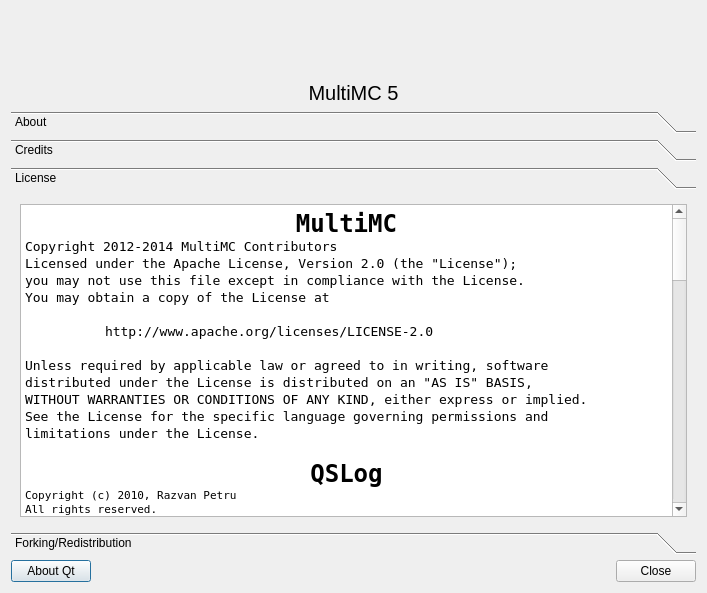
Old version of the form application/dialogs/AboutDialog.ui in the repository fitemem8/MultiMC5.
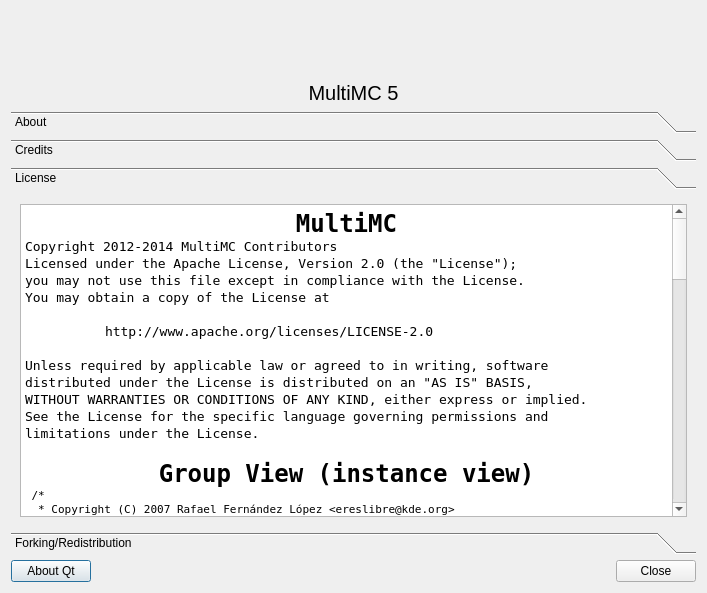
New version of the form. The open tabs and pages were chosen to show the change.

Commit message: NOISSUE remove licenses of components no longer present

Patch:
```diff
--- a/application/dialogs/AboutDialog.ui
+++ b/application/dialogs/AboutDialog.ui
@@ -300,32 +300,6 @@
 &lt;p style=&quot; margin-top:0px; margin-bottom:0px; margin-left:0px; margin-right:0px; -qt-block-indent:0; text-indent:0px;&quot;&gt;&lt;span style=&quot; font-size:10pt;&quot;&gt;See the License for the specific language governing permissions and&lt;/span&gt;&lt;/p&gt;
 &lt;p style=&quot; margin-top:0px; margin-bottom:0px; margin-left:0px; margin-right:0px; -qt-block-indent:0; text-indent:0px;&quot;&gt;&lt;span style=&quot; font-size:10pt;&quot;&gt;limitations under the License.&lt;/span&gt;&lt;/p&gt;
 &lt;p style=&quot;-qt-paragraph-type:empty; margin-top:0px; margin-bottom:0px; margin-left:0px; margin-right:0px; -qt-block-indent:0; text-indent:0px; font-size:10pt;&quot;&gt;&lt;br /&gt;&lt;/p&gt;
-&lt;p align=&quot;center&quot; style=&quot; margin-top:0px; margin-bottom:0px; margin-left:0px; margin-right:0px; -qt-block-indent:0; text-indent:0px;&quot;&gt;&lt;span style=&quot; font-family:'Bitstream Vera Sans'; font-size:18pt; font-weight:600;&quot;&gt;QSLog&lt;/span&gt;&lt;/p&gt;
-&lt;p style=&quot; margin-top:0px; margin-bottom:0px; margin-left:0px; margin-right:0px; -qt-block-indent:0; text-indent:0px;&quot;&gt;&lt;span style=&quot; font-size:8pt;&quot;&gt;Copyright (c) 2010, Razvan Petru&lt;/span&gt;&lt;/p&gt;
-&lt;p style=&quot; margin-top:0px; margin-bottom:0px; margin-left:0px; margin-right:0px; -qt-block-indent:0; text-indent:0px;&quot;&gt;&lt;span style=&quot; font-size:8pt;&quot;&gt;All rights reserved.&lt;/span&gt;&lt;/p&gt;
-&lt;p style=&quot;-qt-paragraph-type:empty; margin-top:0px; margin-bottom:0px; margin-left:0px; margin-right:0px; -qt-block-indent:0; text-indent:0px; font-size:8pt;&quot;&gt;&lt;br /&gt;&lt;/p&gt;
-&lt;p style=&quot; margin-top:0px; margin-bottom:0px; margin-left:0px; margin-right:0px; -qt-block-indent:0; text-indent:0px;&quot;&gt;&lt;span style=&quot; font-size:8pt;&quot;&gt;Redistribution and use in source and binary forms, with or without modification,&lt;/span&gt;&lt;/p&gt;
-&lt;p style=&quot; margin-top:0px; margin-bottom:0px; margin-left:0px; margin-right:0px; -qt-block-indent:0; text-indent:0px;&quot;&gt;&lt;span style=&quot; font-size:8pt;&quot;&gt;are permitted provided that the following conditions are met:&lt;/span&gt;&lt;/p&gt;
-&lt;p style=&quot;-qt-paragraph-type:empty; margin-top:0px; margin-bottom:0px; margin-left:0px; margin-right:0px; -qt-block-indent:0; text-indent:0px; font-size:8pt;&quot;&gt;&lt;br /&gt;&lt;/p&gt;
-&lt;p style=&quot; margin-top:0px; margin-bottom:0px; margin-left:0px; margin-right:0px; -qt-block-indent:0; text-indent:0px;&quot;&gt;&lt;span style=&quot; font-size:8pt;&quot;&gt;*	Redistributions of source code must retain the above copyright notice, this&lt;/span&gt;&lt;/p&gt;
-&lt;p style=&quot; margin-top:0px; margin-bottom:0px; margin-left:0px; margin-right:0px; -qt-block-indent:0; text-indent:0px;&quot;&gt;&lt;span style=&quot; font-size:8pt;&quot;&gt;	list of conditions and the following disclaimer.&lt;/span&gt;&lt;/p&gt;
-&lt;p style=&quot; margin-top:0px; margin-bottom:0px; margin-left:0px; margin-right:0px; -qt-block-indent:0; text-indent:0px;&quot;&gt;&lt;span style=&quot; font-size:8pt;&quot;&gt;*	Redistributions in binary form must reproduce the above copyright notice, this&lt;/span&gt;&lt;/p&gt;
-&lt;p style=&quot; margin-top:0px; margin-bottom:0px; margin-left:0px; margin-right:0px; -qt-block-indent:0; text-indent:0px;&quot;&gt;&lt;span style=&quot; font-size:8pt;&quot;&gt;	list of conditions and the following disclaimer in the documentation and/or other&lt;/span&gt;&lt;/p&gt;
-&lt;p style=&quot; margin-top:0px; margin-bottom:0px; margin-left:0px; margin-right:0px; -qt-block-indent:0; text-indent:0px;&quot;&gt;&lt;span style=&quot; font-size:8pt;&quot;&gt;	materials provided with the distribution.&lt;/span&gt;&lt;/p&gt;
-&lt;p style=&quot; margin-top:0px; margin-bottom:0px; margin-left:0px; margin-right:0px; -qt-block-indent:0; text-indent:0px;&quot;&gt;&lt;span style=&quot; font-size:8pt;&quot;&gt;*	The name of the contributors may not be used to endorse or promote products&lt;/span&gt;&lt;/p&gt;
-&lt;p style=&quot; margin-top:0px; margin-bottom:0px; margin-left:0px; margin-right:0px; -qt-block-indent:0; text-indent:0px;&quot;&gt;&lt;span style=&quot; font-size:8pt;&quot;&gt;	derived from this software without specific prior written permission.&lt;/span&gt;&lt;/p&gt;
-&lt;p style=&quot;-qt-paragraph-type:empty; margin-top:0px; margin-bottom:0px; margin-left:0px; margin-right:0px; -qt-block-indent:0; text-indent:0px; font-size:8pt;&quot;&gt;&lt;br /&gt;&lt;/p&gt;
-&lt;p style=&quot; margin-top:0px; margin-bottom:0px; margin-left:0px; margin-right:0px; -qt-block-indent:0; text-indent:0px;&quot;&gt;&lt;span style=&quot; font-size:8pt;&quot;&gt;THIS SOFTWARE IS PROVIDED BY THE COPYRIGHT HOLDERS AND CONTRIBUTORS &amp;quot;AS IS&amp;quot; AND&lt;/span&gt;&lt;/p&gt;
-&lt;p style=&quot; margin-top:0px; margin-bottom:0px; margin-left:0px; margin-right:0px; -qt-block-indent:0; text-indent:0px;&quot;&gt;&lt;span style=&quot; font-size:8pt;&quot;&gt;ANY EXPRESS OR IMPLIED WARRANTIES, INCLUDING, BUT NOT LIMITED TO, THE IMPLIED&lt;/span&gt;&lt;/p&gt;
-&lt;p style=&quot; margin-top:0px; margin-bottom:0px; margin-left:0px; margin-right:0px; -qt-block-indent:0; text-indent:0px;&quot;&gt;&lt;span style=&quot; font-size:8pt;&quot;&gt;WARRANTIES OF MERCHANTABILITY AND FITNESS FOR A PARTICULAR PURPOSE ARE DISCLAIMED.&lt;/span&gt;&lt;/p&gt;
-&lt;p style=&quot; margin-top:0px; margin-bottom:0px; margin-left:0px; margin-right:0px; -qt-block-indent:0; text-indent:0px;&quot;&gt;&lt;span style=&quot; font-size:8pt;&quot;&gt;IN NO EVENT SHALL THE COPYRIGHT HOLDER OR CONTRIBUTORS BE LIABLE FOR ANY DIRECT,&lt;/span&gt;&lt;/p&gt;
-&lt;p style=&quot; margin-top:0px; margin-bottom:0px; margin-left:0px; margin-right:0px; -qt-block-indent:0; text-indent:0px;&quot;&gt;&lt;span style=&quot; font-size:8pt;&quot;&gt;INDIRECT, INCIDENTAL, SPECIAL, EXEMPLARY, OR CONSEQUENTIAL DAMAGES (INCLUDING,&lt;/span&gt;&lt;/p&gt;
-&lt;p style=&quot; margin-top:0px; margin-bottom:0px; margin-left:0px; margin-right:0px; -qt-block-indent:0; text-indent:0px;&quot;&gt;&lt;span style=&quot; font-size:8pt;&quot;&gt;BUT NOT LIMITED TO, PROCUREMENT OF SUBSTITUTE GOODS OR SERVICES; LOSS OF USE,&lt;/span&gt;&lt;/p&gt;
-&lt;p style=&quot; margin-top:0px; margin-bottom:0px; margin-left:0px; margin-right:0px; -qt-block-indent:0; text-indent:0px;&quot;&gt;&lt;span style=&quot; font-size:8pt;&quot;&gt;DATA, OR PROFITS; OR BUSINESS INTERRUPTION) HOWEVER CAUSED AND ON ANY THEORY OF&lt;/span&gt;&lt;/p&gt;
-&lt;p style=&quot; margin-top:0px; margin-bottom:0px; margin-left:0px; margin-right:0px; -qt-block-indent:0; text-indent:0px;&quot;&gt;&lt;span style=&quot; font-size:8pt;&quot;&gt;LIABILITY, WHETHER IN CONTRACT, STRICT LIABILITY, OR TORT (INCLUDING NEGLIGENCE&lt;/span&gt;&lt;/p&gt;
-&lt;p style=&quot; margin-top:0px; margin-bottom:0px; margin-left:0px; margin-right:0px; -qt-block-indent:0; text-indent:0px;&quot;&gt;&lt;span style=&quot; font-size:8pt;&quot;&gt;OR OTHERWISE) ARISING IN ANY WAY OUT OF THE USE OF THIS SOFTWARE, EVEN IF ADVISED&lt;/span&gt;&lt;/p&gt;
-&lt;p style=&quot; margin-top:0px; margin-bottom:0px; margin-left:0px; margin-right:0px; -qt-block-indent:0; text-indent:0px;&quot;&gt;&lt;span style=&quot; font-size:8pt;&quot;&gt;OF THE POSSIBILITY OF SUCH DAMAGE.&lt;/span&gt;&lt;/p&gt;
-&lt;p style=&quot;-qt-paragraph-type:empty; margin-top:0px; margin-bottom:0px; margin-left:0px; margin-right:0px; -qt-block-indent:0; text-indent:0px; font-size:8pt;&quot;&gt;&lt;br /&gt;&lt;/p&gt;
 &lt;p align=&quot;center&quot; style=&quot; margin-top:0px; margin-bottom:0px; margin-left:0px; margin-right:0px; -qt-block-indent:0; text-indent:0px;&quot;&gt;&lt;span style=&quot; font-family:'Bitstream Vera Sans'; font-size:18pt; font-weight:600;&quot;&gt;Group View (instance view)&lt;/span&gt;&lt;/p&gt;
 &lt;p style=&quot; margin-top:0px; margin-bottom:0px; margin-left:0px; margin-right:0px; -qt-block-indent:0; text-indent:0px;&quot;&gt;&lt;span style=&quot; font-size:8pt;&quot;&gt; /*&lt;/span&gt;&lt;/p&gt;
 &lt;p style=&quot; margin-top:0px; margin-bottom:0px; margin-left:0px; margin-right:0px; -qt-block-indent:0; text-indent:0px;&quot;&gt;&lt;span style=&quot; font-size:8pt;&quot;&gt;  * Copyright (C) 2007 Rafael Fernández López &amp;lt;ereslibre@kde.org&amp;gt;&lt;/span&gt;&lt;/p&gt;
@@ -364,34 +338,7 @@
 &lt;p style=&quot;-qt-paragraph-type:empty; margin-top:0px; margin-bottom:0px; margin-left:0px; margin-right:0px; -qt-block-indent:0; text-indent:0px; font-size:10pt;&quot;&gt;&lt;br /&gt;&lt;/p&gt;
 &lt;p style=&quot; margin-top:0px; margin-bottom:0px; margin-left:0px; margin-right:0px; -qt-block-indent:0; text-indent:0px;&quot;&gt;&lt;a href=&quot;http://adamwhitcroft.com/batch/&quot;&gt;&lt;span style=&quot; text-decoration: underline; color:#68a0df;&quot;&gt;http://adamwhitcroft.com/batch/&lt;/span&gt;&lt;/a&gt;&lt;/p&gt;
 &lt;p style=&quot;-qt-paragraph-type:empty; margin-top:0px; margin-bottom:0px; margin-left:0px; margin-right:0px; -qt-block-indent:0; text-indent:0px; font-size:10pt;&quot;&gt;&lt;br /&gt;&lt;/p&gt;
-&lt;p align=&quot;center&quot; style=&quot; margin-top:0px; margin-bottom:0px; margin-left:0px; margin-right:0px; -qt-block-indent:0; text-indent:0px;&quot;&gt;&lt;span style=&quot; font-family:'Bitstream Vera Sans'; font-size:18pt; font-weight:600;&quot;&gt;Pack200&lt;/span&gt;&lt;/p&gt;
-&lt;p style=&quot; margin-top:0px; margin-bottom:0px; margin-left:0px; margin-right:0px; -qt-block-indent:0; text-indent:0px;&quot;&gt;&lt;span style=&quot; font-size:8pt;&quot;&gt;The GNU General Public License (GPL)&lt;/span&gt;&lt;/p&gt;
-&lt;p style=&quot;-qt-paragraph-type:empty; margin-top:0px; margin-bottom:0px; margin-left:0px; margin-right:0px; -qt-block-indent:0; text-indent:0px; font-size:8pt;&quot;&gt;&lt;br /&gt;&lt;/p&gt;
-&lt;p style=&quot; margin-top:0px; margin-bottom:0px; margin-left:0px; margin-right:0px; -qt-block-indent:0; text-indent:0px;&quot;&gt;&lt;span style=&quot; font-size:8pt;&quot;&gt;Version 2, June 1991&lt;/span&gt;&lt;/p&gt;
-&lt;p style=&quot;-qt-paragraph-type:empty; margin-top:0px; margin-bottom:0px; margin-left:0px; margin-right:0px; -qt-block-indent:0; text-indent:0px; font-size:8pt;&quot;&gt;&lt;br /&gt;&lt;/p&gt;
-&lt;p style=&quot; margin-top:0px; margin-bottom:0px; margin-left:0px; margin-right:0px; -qt-block-indent:0; text-indent:0px;&quot;&gt;&lt;span style=&quot; font-size:8pt;&quot;&gt;+ &amp;quot;CLASSPATH&amp;quot; EXCEPTION TO THE GPL&lt;/span&gt;&lt;/p&gt;
-&lt;p style=&quot;-qt-paragraph-type:empty; margin-top:0px; margin-bottom:0px; margin-left:0px; margin-right:0px; -qt-block-indent:0; text-indent:0px; font-size:8pt;&quot;&gt;&lt;br /&gt;&lt;/p&gt;
-&lt;p style=&quot; margin-top:0px; margin-bottom:0px; margin-left:0px; margin-right:0px; -qt-block-indent:0; text-indent:0px;&quot;&gt;&lt;span style=&quot; font-size:8pt;&quot;&gt;Certain source files distributed by Oracle America and/or its affiliates are&lt;/span&gt;&lt;/p&gt;
-&lt;p style=&quot; margin-top:0px; margin-bottom:0px; margin-left:0px; margin-right:0px; -qt-block-indent:0; text-indent:0px;&quot;&gt;&lt;span style=&quot; font-size:8pt;&quot;&gt;subject to the following clarification and special exception to the GPL, but&lt;/span&gt;&lt;/p&gt;
-&lt;p style=&quot; margin-top:0px; margin-bottom:0px; margin-left:0px; margin-right:0px; -qt-block-indent:0; text-indent:0px;&quot;&gt;&lt;span style=&quot; font-size:8pt;&quot;&gt;only where Oracle has expressly included in the particular source file's header&lt;/span&gt;&lt;/p&gt;
-&lt;p style=&quot; margin-top:0px; margin-bottom:0px; margin-left:0px; margin-right:0px; -qt-block-indent:0; text-indent:0px;&quot;&gt;&lt;span style=&quot; font-size:8pt;&quot;&gt;the words &amp;quot;Oracle designates this particular file as subject to the &amp;quot;Classpath&amp;quot;&lt;/span&gt;&lt;/p&gt;
-&lt;p style=&quot; margin-top:0px; margin-bottom:0px; margin-left:0px; margin-right:0px; -qt-block-indent:0; text-indent:0px;&quot;&gt;&lt;span style=&quot; font-size:8pt;&quot;&gt;exception as provided by Oracle in the LICENSE file that accompanied this code.&amp;quot;&lt;/span&gt;&lt;/p&gt;
-&lt;p style=&quot;-qt-paragraph-type:empty; margin-top:0px; margin-bottom:0px; margin-left:0px; margin-right:0px; -qt-block-indent:0; text-indent:0px; font-size:8pt;&quot;&gt;&lt;br /&gt;&lt;/p&gt;
-&lt;p style=&quot; margin-top:0px; margin-bottom:0px; margin-left:0px; margin-right:0px; -qt-block-indent:0; text-indent:0px;&quot;&gt;&lt;span style=&quot; font-size:8pt;&quot;&gt;    Linking this library statically or dynamically with other modules is making&lt;/span&gt;&lt;/p&gt;
-&lt;p style=&quot; margin-top:0px; margin-bottom:0px; margin-left:0px; margin-right:0px; -qt-block-indent:0; text-indent:0px;&quot;&gt;&lt;span style=&quot; font-size:8pt;&quot;&gt;    a combined work based on this library.  Thus, the terms and conditions of&lt;/span&gt;&lt;/p&gt;
-&lt;p style=&quot; margin-top:0px; margin-bottom:0px; margin-left:0px; margin-right:0px; -qt-block-indent:0; text-indent:0px;&quot;&gt;&lt;span style=&quot; font-size:8pt;&quot;&gt;    the GNU General Public License cover the whole combination.&lt;/span&gt;&lt;/p&gt;
-&lt;p style=&quot;-qt-paragraph-type:empty; margin-top:0px; margin-bottom:0px; margin-left:0px; margin-right:0px; -qt-block-indent:0; text-indent:0px; font-size:8pt;&quot;&gt;&lt;br /&gt;&lt;/p&gt;
-&lt;p style=&quot; margin-top:0px; margin-bottom:0px; margin-left:0px; margin-right:0px; -qt-block-indent:0; text-indent:0px;&quot;&gt;&lt;span style=&quot; font-size:8pt;&quot;&gt;    As a special exception, the copyright holders of this library give you&lt;/span&gt;&lt;/p&gt;
-&lt;p style=&quot; margin-top:0px; margin-bottom:0px; margin-left:0px; margin-right:0px; -qt-block-indent:0; text-indent:0px;&quot;&gt;&lt;span style=&quot; font-size:8pt;&quot;&gt;    permission to link this library with independent modules to produce an&lt;/span&gt;&lt;/p&gt;
-&lt;p style=&quot; margin-top:0px; margin-bottom:0px; margin-left:0px; margin-right:0px; -qt-block-indent:0; text-indent:0px;&quot;&gt;&lt;span style=&quot; font-size:8pt;&quot;&gt;    executable, regardless of the license terms of these independent modules,&lt;/span&gt;&lt;/p&gt;
-&lt;p style=&quot; margin-top:0px; margin-bottom:0px; margin-left:0px; margin-right:0px; -qt-block-indent:0; text-indent:0px;&quot;&gt;&lt;span style=&quot; font-size:8pt;&quot;&gt;    and to copy and distribute the resulting executable under terms of your&lt;/span&gt;&lt;/p&gt;
-&lt;p style=&quot; margin-top:0px; margin-bottom:0px; margin-left:0px; margin-right:0px; -qt-block-indent:0; text-indent:0px;&quot;&gt;&lt;span style=&quot; font-size:8pt;&quot;&gt;    choice, provided that you also meet, for each linked independent module,&lt;/span&gt;&lt;/p&gt;
-&lt;p style=&quot; margin-top:0px; margin-bottom:0px; margin-left:0px; margin-right:0px; -qt-block-indent:0; text-indent:0px;&quot;&gt;&lt;span style=&quot; font-size:8pt;&quot;&gt;    the terms and conditions of the license of that module.  An independent&lt;/span&gt;&lt;/p&gt;
-&lt;p style=&quot; margin-top:0px; margin-bottom:0px; margin-left:0px; margin-right:0px; -qt-block-indent:0; text-indent:0px;&quot;&gt;&lt;span style=&quot; font-size:8pt;&quot;&gt;    module is a module which is not derived from or based on this library.  If&lt;/span&gt;&lt;/p&gt;
-&lt;p style=&quot; margin-top:0px; margin-bottom:0px; margin-left:0px; margin-right:0px; -qt-block-indent:0; text-indent:0px;&quot;&gt;&lt;span style=&quot; font-size:8pt;&quot;&gt;    you modify this library, you may extend this exception to your version of&lt;/span&gt;&lt;/p&gt;
-&lt;p style=&quot; margin-top:0px; margin-bottom:0px; margin-left:0px; margin-right:0px; -qt-block-indent:0; text-indent:0px;&quot;&gt;&lt;span style=&quot; font-size:8pt;&quot;&gt;    the library, but you are not obligated to do so.  If you do not wish to do&lt;/span&gt;&lt;/p&gt;
-&lt;p style=&quot; margin-top:0px; margin-bottom:0px; margin-left:0px; margin-right:0px; -qt-block-indent:0; text-indent:0px;&quot;&gt;&lt;span style=&quot; font-size:8pt;&quot;&gt;    so, delete this exception statement from your version.&lt;/span&gt;&lt;/p&gt;
-&lt;p style=&quot;-qt-paragraph-type:empty; margin-top:0px; margin-bottom:0px; margin-left:0px; margin-right:0px; -qt-block-indent:0; text-indent:0px; font-size:8pt;&quot;&gt;&lt;br /&gt;&lt;/p&gt;
+&lt;p style=&quot;-qt-paragraph-type:empty; margin-top:0px; margin-bottom:0px; margin-left:0px; margin-right:0px; -qt-block-indent:0; text-indent:0px;&quot;&gt;&lt;br /&gt;&lt;/p&gt;
 &lt;p align=&quot;center&quot; style=&quot; margin-top:0px; margin-bottom:0px; margin-left:0px; margin-right:0px; -qt-block-indent:0; text-indent:0px;&quot;&gt;&lt;span style=&quot; font-family:'Bitstream Vera Sans'; font-size:18pt; font-weight:600;&quot;&gt;Quazip&lt;/span&gt;&lt;/p&gt;
 &lt;p style=&quot; margin-top:0px; margin-bottom:0px; margin-left:0px; margin-right:0px; -qt-block-indent:0; text-indent:0px;&quot;&gt;&lt;span style=&quot; font-size:8pt;&quot;&gt;Copyright (C) 2005-2011 Sergey A. Tachenov&lt;/span&gt;&lt;/p&gt;
 &lt;p style=&quot;-qt-paragraph-type:empty; margin-top:0px; margin-bottom:0px; margin-left:0px; margin-right:0px; -qt-block-indent:0; text-indent:0px; font-size:8pt;&quot;&gt;&lt;br /&gt;&lt;/p&gt;
@@ -414,17 +361,7 @@
 &lt;p style=&quot; margin-top:0px; margin-bottom:0px; margin-left:0px; margin-right:0px; -qt-block-indent:0; text-indent:0px;&quot;&gt;&lt;span style=&quot; font-size:8pt;&quot;&gt;Original ZIP package is copyrighted by Gilles Vollant, see&lt;/span&gt;&lt;/p&gt;
 &lt;p style=&quot; margin-top:0px; margin-bottom:0px; margin-left:0px; margin-right:0px; -qt-block-indent:0; text-indent:0px;&quot;&gt;&lt;span style=&quot; font-size:8pt;&quot;&gt;quazip/(un)zip.h files for details, basically it's zlib license.&lt;/span&gt;&lt;/p&gt;
 &lt;p style=&quot;-qt-paragraph-type:empty; margin-top:0px; margin-bottom:0px; margin-left:0px; margin-right:0px; -qt-block-indent:0; text-indent:0px; font-size:8pt;&quot;&gt;&lt;br /&gt;&lt;/p&gt;
-&lt;p align=&quot;center&quot; style=&quot; margin-top:0px; margin-bottom:0px; margin-left:0px; margin-right:0px; -qt-block-indent:0; text-indent:0px;&quot;&gt;&lt;span style=&quot; font-family:'Bitstream Vera Sans'; font-size:18pt; font-weight:600;&quot;&gt;xz-minidec&lt;/span&gt;&lt;/p&gt;
-&lt;p style=&quot; margin-top:0px; margin-bottom:0px; margin-left:0px; margin-right:0px; -qt-block-indent:0; text-indent:0px;&quot;&gt;&lt;span style=&quot; font-size:8pt;&quot;&gt;/*&lt;/span&gt;&lt;/p&gt;
-&lt;p style=&quot; margin-top:0px; margin-bottom:0px; margin-left:0px; margin-right:0px; -qt-block-indent:0; text-indent:0px;&quot;&gt;&lt;span style=&quot; font-size:8pt;&quot;&gt; * XZ decompressor&lt;/span&gt;&lt;/p&gt;
-&lt;p style=&quot; margin-top:0px; margin-bottom:0px; margin-left:0px; margin-right:0px; -qt-block-indent:0; text-indent:0px;&quot;&gt;&lt;span style=&quot; font-size:8pt;&quot;&gt; *&lt;/span&gt;&lt;/p&gt;
-&lt;p style=&quot; margin-top:0px; margin-bottom:0px; margin-left:0px; margin-right:0px; -qt-block-indent:0; text-indent:0px;&quot;&gt;&lt;span style=&quot; font-size:8pt;&quot;&gt; * Authors: Lasse Collin &amp;lt;lasse.collin@tukaani.org&amp;gt;&lt;/span&gt;&lt;/p&gt;
-&lt;p style=&quot; margin-top:0px; margin-bottom:0px; margin-left:0px; margin-right:0px; -qt-block-indent:0; text-indent:0px;&quot;&gt;&lt;span style=&quot; font-size:8pt;&quot;&gt; *          Igor Pavlov &amp;lt;http://7-zip.org/&amp;gt;&lt;/span&gt;&lt;/p&gt;
-&lt;p style=&quot; margin-top:0px; margin-bottom:0px; margin-left:0px; margin-right:0px; -qt-block-indent:0; text-indent:0px;&quot;&gt;&lt;span style=&quot; font-size:8pt;&quot;&gt; *&lt;/span&gt;&lt;/p&gt;
-&lt;p style=&quot; margin-top:0px; margin-bottom:0px; margin-left:0px; margin-right:0px; -qt-block-indent:0; text-indent:0px;&quot;&gt;&lt;span style=&quot; font-size:8pt;&quot;&gt; * This file has been put into the public domain.&lt;/span&gt;&lt;/p&gt;
-&lt;p style=&quot; margin-top:0px; margin-bottom:0px; margin-left:0px; margin-right:0px; -qt-block-indent:0; text-indent:0px;&quot;&gt;&lt;span style=&quot; font-size:8pt;&quot;&gt; * You can do whatever you want with this file.&lt;/span&gt;&lt;/p&gt;
-&lt;p style=&quot; margin-top:0px; margin-bottom:0px; margin-left:0px; margin-right:0px; -qt-block-indent:0; text-indent:0px;&quot;&gt;&lt;span style=&quot; font-size:8pt;&quot;&gt; */&lt;/span&gt;&lt;/p&gt;
-&lt;p style=&quot;-qt-paragraph-type:empty; margin-top:0px; margin-bottom:0px; margin-left:0px; margin-right:0px; -qt-block-indent:0; text-indent:0px; font-size:8pt;&quot;&gt;&lt;br /&gt;&lt;/p&gt;
+&lt;p style=&quot;-qt-paragraph-type:empty; margin-top:0px; margin-bottom:0px; margin-left:0px; margin-right:0px; -qt-block-indent:0; text-indent:0px;&quot;&gt;&lt;br /&gt;&lt;/p&gt;
 &lt;p align=&quot;center&quot; style=&quot; margin-top:0px; margin-bottom:0px; margin-left:0px; margin-right:0px; -qt-block-indent:0; text-indent:0px;&quot;&gt;&lt;span style=&quot; font-family:'Bitstream Vera Sans'; font-size:18pt; font-weight:600;&quot;&gt;Java IconLoader class&lt;/span&gt;&lt;/p&gt;
 &lt;p style=&quot;-qt-paragraph-type:empty; margin-top:0px; margin-bottom:0px; margin-left:0px; margin-right:0px; -qt-block-indent:0; text-indent:0px;&quot;&gt;&lt;br /&gt;&lt;/p&gt;
 &lt;p style=&quot; margin-top:0px; margin-bottom:0px; margin-left:0px; margin-right:0px; -qt-block-indent:0; text-indent:0px;&quot;&gt;&lt;span style=&quot; font-size:8pt;&quot;&gt;Copyright (c) 2011, Chris Molini&lt;/span&gt;&lt;/p&gt;
```
